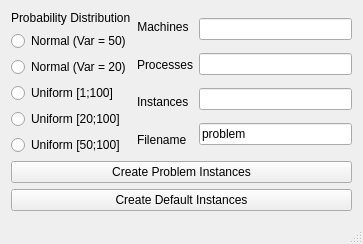
The window that ui/mainwindow.ui (markuspg/instance_generator) describes before a commit, drawn with Qt 5.
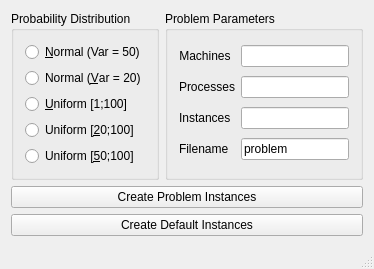
The same window after the commit.

Commit message: Improve user interface widgets

What changed in the file:
```diff
--- a/ui/mainwindow.ui
+++ b/ui/mainwindow.ui
@@ -2,14 +2,6 @@
 <ui version="4.0">
  <class>MainWindow</class>
  <widget class="QMainWindow" name="MainWindow">
-  <property name="geometry">
-   <rect>
-    <x>0</x>
-    <y>0</y>
-    <width>363</width>
-    <height>242</height>
-   </rect>
-  </property>
   <property name="windowTitle">
    <string>instance_generator</string>
   </property>
@@ -18,56 +10,86 @@
     <item>
      <layout class="QHBoxLayout" name="horizontalLayout_2">
       <item>
-       <layout class="QVBoxLayout" name="VLProbabilityDistribution">
-        <item>
-         <widget class="QLabel" name="LProbabiltyDistibution">
-          <property name="text">
+       <widget class="QGroupBox" name="GBProbabilityDistribution">
+        <property name="title">
            <string>Probability Distribution</string>
           </property>
-         </widget>
-        </item>
+        <layout class="QVBoxLayout" name="VLProbabilityDistribution">
         <item>
          <widget class="QRadioButton" name="RBNormal50Distribution">
           <property name="text">
-           <string>Normal (Var = 50)</string>
+            <string>&amp;Normal (Var = 50)</string>
           </property>
          </widget>
         </item>
         <item>
          <widget class="QRadioButton" name="RBNormal20Distribution">
           <property name="text">
-           <string>Normal (Var = 20)</string>
+            <string>Normal (&amp;Var = 20)</string>
           </property>
          </widget>
         </item>
         <item>
          <widget class="QRadioButton" name="RBUniform1Distribution">
           <property name="text">
-           <string>Uniform [1;100]</string>
+            <string>&amp;Uniform [1;100]</string>
           </property>
          </widget>
         </item>
         <item>
          <widget class="QRadioButton" name="RBUniform20Distribution">
           <property name="text">
-           <string>Uniform [20;100]</string>
+            <string>Uniform [&amp;20;100]</string>
           </property>
          </widget>
         </item>
         <item>
          <widget class="QRadioButton" name="RBUniform50Distribution">
           <property name="text">
-           <string>Uniform [50;100]</string>
+            <string>Uniform [&amp;50;100]</string>
           </property>
          </widget>
         </item>
        </layout>
+       </widget>
       </item>
       <item>
-       <layout class="QHBoxLayout" name="horizontalLayout">
-        <item>
-         <layout class="QVBoxLayout" name="VLLabels">
-          <item>
+       <widget class="QGroupBox" name="GBProblemParameters">
+        <property name="title">
+         <string>Problem Parameters</string>
+        </property>
+        <layout class="QGridLayout" name="GLProblemParameters">
+         <item row="2" column="1">
+          <widget class="QLineEdit" name="LEInstances"/>
+         </item>
+         <item row="0" column="1">
+          <widget class="QLineEdit" name="LEMachineQuantity">
+           <property name="sizePolicy">
+            <sizepolicy hsizetype="Expanding" vsizetype="Fixed">
+             <horstretch>0</horstretch>
+             <verstretch>0</verstretch>
+            </sizepolicy>
+           </property>
+          </widget>
+         </item>
+         <item row="1" column="1">
+          <widget class="QLineEdit" name="LEProcessQuantity">
+           <property name="sizePolicy">
+            <sizepolicy hsizetype="Expanding" vsizetype="Fixed">
+             <horstretch>0</horstretch>
+             <verstretch>0</verstretch>
+            </sizepolicy>
+           </property>
+          </widget>
+         </item>
+         <item row="2" column="0">
+          <widget class="QLabel" name="LInstances">
+           <property name="text">
+            <string>Instances</string>
+           </property>
+          </widget>
+         </item>
+         <item row="0" column="0">
            <widget class="QLabel" name="LMachineQuantity">
             <property name="sizePolicy">
              <sizepolicy hsizetype="Fixed" vsizetype="Preferred">
@@ -86,7 +108,7 @@
             </property>
            </widget>
           </item>
-          <item>
+         <item row="1" column="0">
            <widget class="QLabel" name="LProcessQuantity">
             <property name="sizePolicy">
              <sizepolicy hsizetype="Fixed" vsizetype="Preferred">
@@ -105,14 +127,7 @@
             </property>
            </widget>
           </item>
-          <item>
-           <widget class="QLabel" name="LInstances">
-            <property name="text">
-             <string>Instances</string>
-            </property>
-           </widget>
-          </item>
-          <item>
+         <item row="3" column="0">
            <widget class="QLabel" name="LFIlename">
             <property name="toolTip">
              <string>.pbl will be appended</string>
@@ -122,34 +137,7 @@
             </property>
            </widget>
           </item>
-         </layout>
-        </item>
-        <item>
-         <layout class="QVBoxLayout" name="VLLineEdits">
-          <item>
-           <widget class="QLineEdit" name="LEMachineQuantity">
-            <property name="sizePolicy">
-             <sizepolicy hsizetype="Expanding" vsizetype="Fixed">
-              <horstretch>0</horstretch>
-              <verstretch>0</verstretch>
-             </sizepolicy>
-            </property>
-           </widget>
-          </item>
-          <item>
-           <widget class="QLineEdit" name="LEProcessQuantity">
-            <property name="sizePolicy">
-             <sizepolicy hsizetype="Expanding" vsizetype="Fixed">
-              <horstretch>0</horstretch>
-              <verstretch>0</verstretch>
-             </sizepolicy>
-            </property>
-           </widget>
-          </item>
-          <item>
-           <widget class="QLineEdit" name="LEInstances"/>
-          </item>
-          <item>
+         <item row="3" column="1">
            <widget class="QLineEdit" name="LEFilename">
             <property name="text">
              <string>problem</string>
@@ -157,8 +145,7 @@
            </widget>
           </item>
          </layout>
-        </item>
-       </layout>
+       </widget>
       </item>
      </layout>
     </item>
```
Left out of the diff: 2 changed lines with no effect on the pictures. Lines whose indentation alone changed are shown as unchanged.
